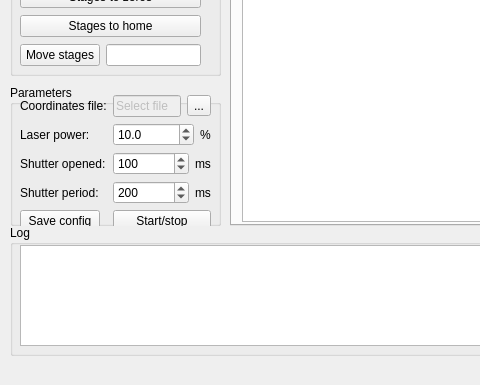
The window that ui/MainWindow.ui (al509/LabSoft) describes before a commit, drawn with Qt 5; both pictures show x 0 to 480 and y 215 to 600 of the 800 by 600 pixel window.
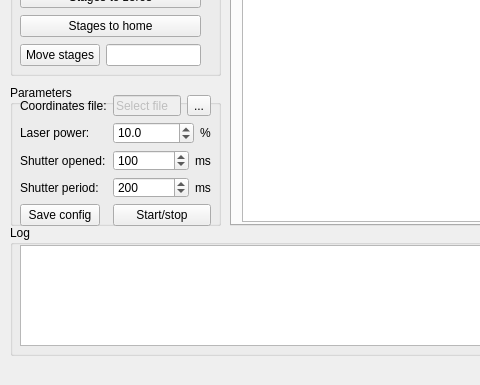
The same window after the commit.

The edit to the form file:
```diff
--- a/ui/MainWindow.ui
+++ b/ui/MainWindow.ui
@@ -145,7 +145,7 @@
        <x>10</x>
        <y>10</y>
        <width>191</width>
-       <height>139</height>
+       <height>131</height>
       </rect>
      </property>
      <layout class="QFormLayout" name="ParametersLayout">
```
